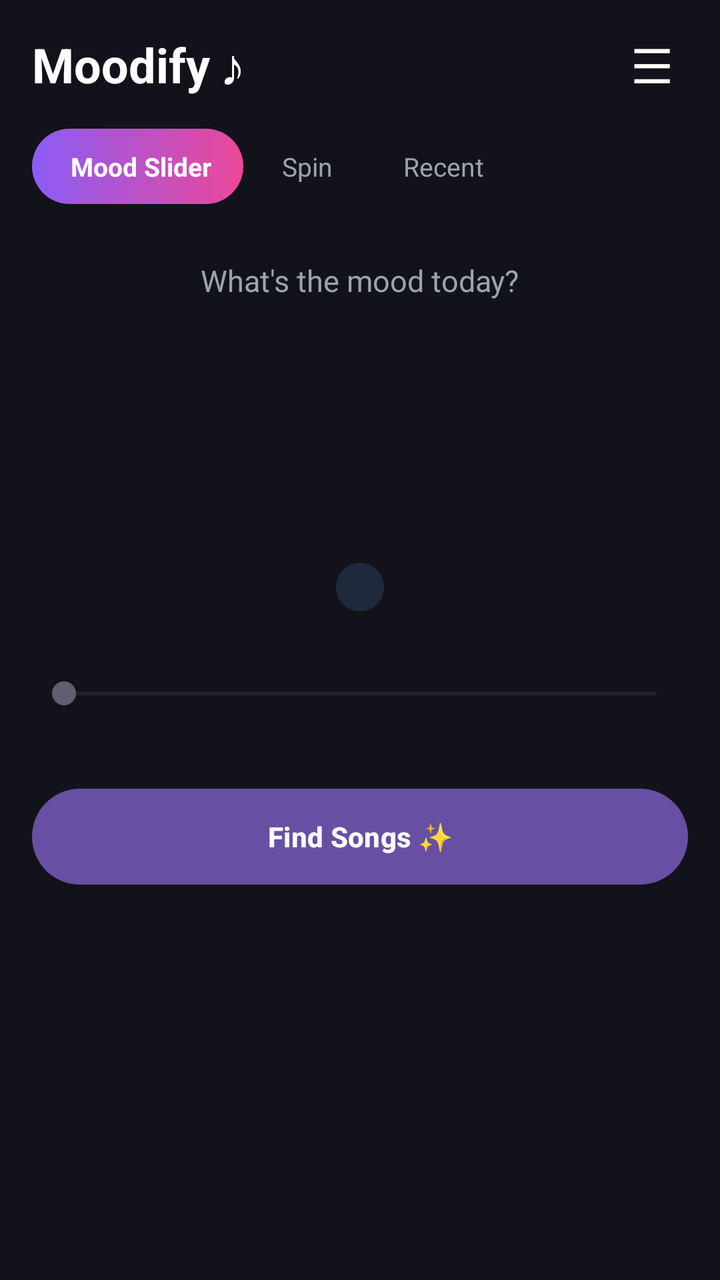
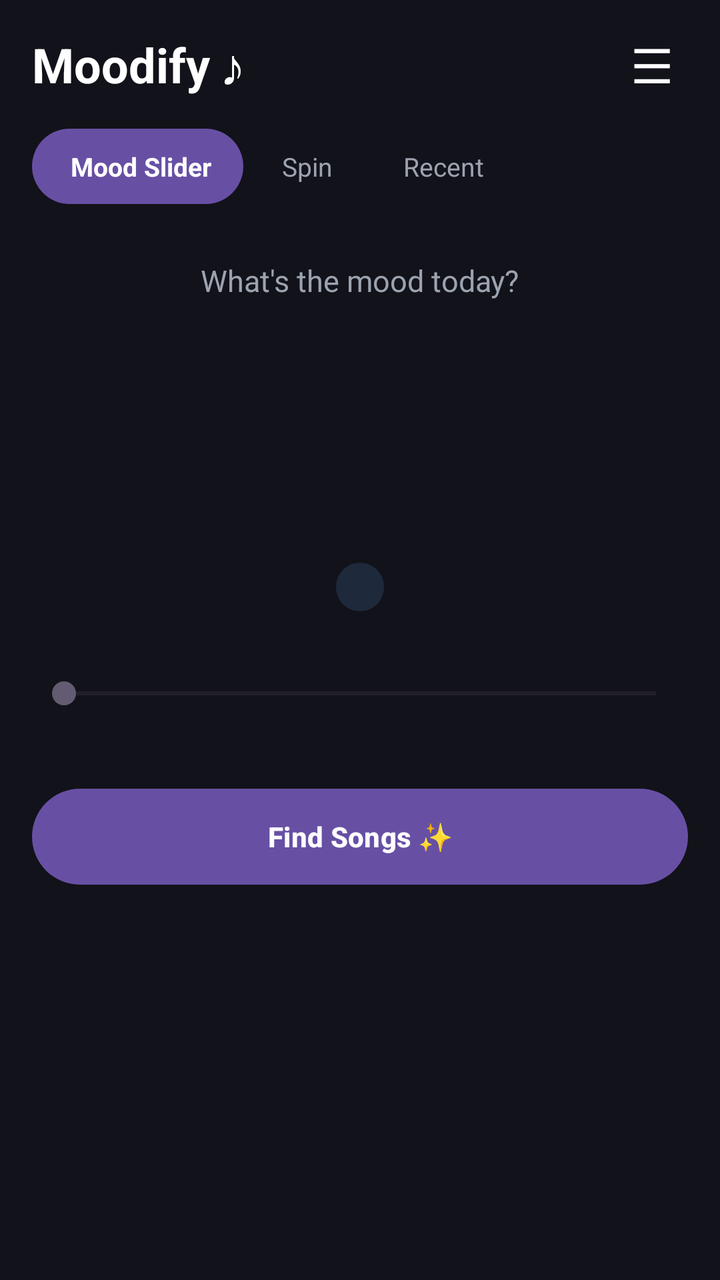

Before-and-after screenshots of an Android layout around one commit, followed by the original layout XML and the change that was made.
<!-- AndroidManifest.xml: application theme Theme.Moodify -->
<!-- res/layout/activity_main.xml -->
<?xml version="1.0" encoding="utf-8"?>
<FrameLayout xmlns:android="http://schemas.android.com/apk/res/android"
    xmlns:app="http://schemas.android.com/apk/res-auto"
    xmlns:tools="http://schemas.android.com/tools"
    android:layout_width="match_parent"
    android:layout_height="match_parent">

    <androidx.constraintlayout.widget.ConstraintLayout xmlns:android="http://schemas.android.com/apk/res/android"
        xmlns:app="http://schemas.android.com/apk/res-auto"
        xmlns:tools="http://schemas.android.com/tools"
        android:id="@+id/mainContentRoot"
        android:layout_width="match_parent"
        android:layout_height="match_parent"
        android:background="#12121A"
        android:padding="16dp"
        tools:context=".MainActivity">

        <TextView
            android:id="@+id/textAppTitle"
            android:layout_width="wrap_content"
            android:layout_height="wrap_content"
            android:text="Moodify"
            android:textColor="#FFFFFF"
            android:textSize="24sp"
            android:textStyle="bold"
            app:layout_constraintTop_toTopOf="parent"
            app:layout_constraintStart_toStartOf="parent" />

        <TextView
            android:id="@+id/textTitleNote"
            android:layout_width="wrap_content"
            android:layout_height="wrap_content"
            android:text="\u266A"
            android:textColor="#FFFFFF"
            android:textSize="26sp"
            android:layout_marginStart="6dp"
            app:layout_constraintTop_toTopOf="@id/textAppTitle"
            app:layout_constraintBottom_toBottomOf="@id/textAppTitle"
            app:layout_constraintStart_toEndOf="@id/textAppTitle" />

        <TextView
            android:id="@+id/buttonMenu"
            android:layout_width="wrap_content"
            android:layout_height="wrap_content"
            android:text="\u2630"
            android:textColor="#FFFFFF"
            android:textSize="24sp"
            android:padding="8dp"
            android:clickable="true"
            android:focusable="true"
            android:background="?attr/selectableItemBackgroundBorderless"
            app:layout_constraintTop_toTopOf="@id/textAppTitle"
            app:layout_constraintBottom_toBottomOf="@id/textAppTitle"
            app:layout_constraintEnd_toEndOf="parent" />

        <LinearLayout
            android:id="@+id/tabRow"
            android:layout_width="match_parent"
            android:layout_height="wrap_content"
            android:orientation="horizontal"
            android:layout_marginTop="16dp"
            app:layout_constraintTop_toBottomOf="@id/textAppTitle"
            app:layout_constraintStart_toStartOf="parent"
            app:layout_constraintEnd_toEndOf="parent">

            <TextView
                android:id="@+id/tabMoodSlider"
                android:layout_width="wrap_content"
                android:layout_height="wrap_content"
                android:text="\uD83C\uDF9A Mood Slider"
                android:textColor="#FFFFFF"
                android:textSize="13sp"
                android:textStyle="bold"
                android:background="@drawable/bg_gradient_pill"
                android:paddingStart="16dp"
                android:paddingEnd="16dp"
                android:paddingTop="10dp"
                android:paddingBottom="10dp" />

            <TextView
                android:id="@+id/tabSpin"
                android:layout_width="wrap_content"
                android:layout_height="wrap_content"
                android:text="\uD83C\uDFA1 Spin"
                android:textColor="#9CA3AF"
                android:textSize="13sp"
                android:paddingStart="16dp"
                android:paddingEnd="16dp"
                android:paddingTop="10dp"
                android:paddingBottom="10dp" />

            <TextView
                android:id="@+id/tabRecent"
                android:layout_width="wrap_content"
                android:layout_height="wrap_content"
                android:text="\uD83D\uDD52 Recent"
                android:textColor="#9CA3AF"
                android:textSize="13sp"
                android:paddingStart="16dp"
                android:paddingEnd="16dp"
                android:paddingTop="10dp"
                android:paddingBottom="10dp" />

        </LinearLayout>

        
        <LinearLayout
            android:id="@+id/layoutMoodPicker"
            android:layout_width="0dp"
            android:layout_height="0dp"
            android:orientation="vertical"
            android:gravity="center_horizontal"
            android:layout_marginTop="16dp"
            app:layout_constraintTop_toBottomOf="@id/tabRow"
            app:layout_constraintBottom_toBottomOf="parent"
            app:layout_constraintStart_toStartOf="parent"
            app:layout_constraintEnd_toEndOf="parent">

            <TextView
                android:layout_width="wrap_content"
                android:layout_height="wrap_content"
                android:text="What's the mood today?"
                android:textColor="#9CA3AF"
                android:textSize="15sp"
                android:layout_marginTop="12dp" />

            <TextView
                android:id="@+id/textBigEmoji"
                android:layout_width="wrap_content"
                android:layout_height="wrap_content"
                android:textSize="56sp"
                android:layout_marginTop="12dp" />

            <TextView
                android:id="@+id/textMoodName"
                android:layout_width="wrap_content"
                android:layout_height="wrap_content"
                android:textColor="#FFFFFF"
                android:textSize="24sp"
                android:textStyle="bold"
                android:layout_marginTop="4dp" />

            <TextView
                android:id="@+id/textGenreTag"
                android:layout_width="wrap_content"
                android:layout_height="wrap_content"
                android:textColor="#60A5FA"
                android:textSize="12sp"
                android:background="@drawable/bg_pill"
                android:paddingStart="12dp"
                android:paddingEnd="12dp"
                android:paddingTop="4dp"
                android:paddingBottom="4dp"
                android:layout_marginTop="8dp" />

            <LinearLayout
                android:id="@+id/layoutEmojiRow"
                android:layout_width="match_parent"
                android:layout_height="wrap_content"
                android:orientation="horizontal"
                android:gravity="center"
                android:layout_marginTop="20dp" />

            <SeekBar
                android:id="@+id/seekBarMood"
                android:layout_width="match_parent"
                android:layout_height="wrap_content"
                android:layout_marginTop="12dp" />

            <LinearLayout
                android:layout_width="match_parent"
                android:layout_height="wrap_content"
                android:orientation="horizontal">

                <TextView
                    android:id="@+id/textSliderLabelStart"
                    android:layout_width="0dp"
                    android:layout_height="wrap_content"
                    android:layout_weight="1"
                    android:textColor="#9CA3AF"
                    android:textSize="11sp" />

                <TextView
                    android:id="@+id/textSliderLabelEnd"
                    android:layout_width="0dp"
                    android:layout_height="wrap_content"
                    android:layout_weight="1"
                    android:gravity="end"
                    android:textColor="#9CA3AF"
                    android:textSize="11sp" />

            </LinearLayout>

            <Button
                android:id="@+id/buttonFindSongs"
                android:layout_width="match_parent"
                android:layout_height="wrap_content"
                android:text="Find Songs \u2728"
                android:textColor="#FFFFFF"
                android:textStyle="bold"
                android:background="@drawable/bg_gradient_pill"
                android:layout_marginTop="24dp" />

        </LinearLayout>

        
        <LinearLayout
            android:id="@+id/layoutResults"
            android:layout_width="0dp"
            android:layout_height="0dp"
            android:orientation="vertical"
            android:visibility="gone"
            android:layout_marginTop="16dp"
            app:layout_constraintTop_toBottomOf="@id/tabRow"
            app:layout_constraintBottom_toBottomOf="parent"
            app:layout_constraintStart_toStartOf="parent"
            app:layout_constraintEnd_toEndOf="parent">

            <LinearLayout
                android:layout_width="match_parent"
                android:layout_height="wrap_content"
                android:orientation="horizontal"
                android:gravity="center_vertical">

                <TextView
                    android:id="@+id/textResultsHeader"
                    android:layout_width="0dp"
                    android:layout_height="wrap_content"
                    android:layout_weight="1"
                    android:textColor="#FFFFFF"
                    android:textSize="18sp"
                    android:textStyle="bold" />

                <TextView
                    android:id="@+id/textResultsGenreTag"
                    android:layout_width="wrap_content"
                    android:layout_height="wrap_content"
                    android:textColor="#60A5FA"
                    android:textSize="12sp"
                    android:background="@drawable/bg_pill"
                    android:paddingStart="12dp"
                    android:paddingEnd="12dp"
                    android:paddingTop="4dp"
                    android:paddingBottom="4dp" />

            </LinearLayout>

            <ProgressBar
                android:id="@+id/progressLoading"
                android:layout_width="40dp"
                android:layout_height="40dp"
                android:layout_gravity="center_horizontal"
                android:layout_marginTop="32dp"
                android:indeterminateTint="#8B5CF6"
                android:visibility="gone" />

            <TextView
                android:id="@+id/textResultsMessage"
                android:layout_width="match_parent"
                android:layout_height="wrap_content"
                android:layout_marginTop="24dp"
                android:gravity="center"
                android:textColor="#9CA3AF"
                android:textSize="14sp"
                android:visibility="gone" />

            <androidx.recyclerview.widget.RecyclerView
                android:id="@+id/recyclerViewSongs"
                android:layout_width="match_parent"
                android:layout_height="0dp"
                android:layout_weight="1"
                android:layout_marginTop="12dp" />

            <Button
                android:id="@+id/buttonShuffleAgain"
                android:layout_width="match_parent"
                android:layout_height="wrap_content"
                android:text="\uD83D\uDD04 Shuffle Again"
                android:textColor="#FFFFFF"
                android:background="@drawable/btn_outline"
                android:layout_marginTop="12dp" />

        </LinearLayout>

        
        <LinearLayout
            android:id="@+id/layoutRecent"
            android:layout_width="0dp"
            android:layout_height="0dp"
            android:orientation="vertical"
            android:visibility="gone"
            android:layout_marginTop="16dp"
            app:layout_constraintTop_toBottomOf="@id/tabRow"
            app:layout_constraintBottom_toBottomOf="parent"
            app:layout_constraintStart_toStartOf="parent"
            app:layout_constraintEnd_toEndOf="parent">

            <TextView
                android:layout_width="wrap_content"
                android:layout_height="wrap_content"
                android:text="Recent Moods"
                android:textColor="#FFFFFF"
                android:textSize="18sp"
                android:textStyle="bold" />

            <TextView
                android:id="@+id/textRecentEmpty"
                android:layout_width="wrap_content"
                android:layout_height="wrap_content"
                android:layout_marginTop="24dp"
                android:text="No recent moods yet. Find some songs to see them here."
                android:textColor="#9CA3AF"
                android:textSize="14sp"
                android:visibility="gone" />

            <LinearLayout
                android:id="@+id/layoutRecentList"
                android:layout_width="match_parent"
                android:layout_height="wrap_content"
                android:orientation="vertical"
                android:layout_marginTop="12dp" />

        </LinearLayout>

    </androidx.constraintlayout.widget.ConstraintLayout>

    <FrameLayout
        android:id="@+id/fragmentContainerOnboarding"
        android:layout_width="match_parent"
        android:layout_height="match_parent"
        android:visibility="gone" />


</FrameLayout>
<!-- resources referenced by this layout -->
<resources>
  <!-- drawable bg_gradient_pill (drawable) -->
  <?xml version="1.0" encoding="utf-8"?>
  <shape xmlns:android="http://schemas.android.com/apk/res/android"
      android:shape="rectangle">
      <corners android:radius="24dp" />
      <gradient
          android:startColor="#8B5CF6"
          android:endColor="#EC4899"
          android:angle="0" />
  </shape>
  <!-- drawable bg_pill (drawable) -->
  <?xml version="1.0" encoding="utf-8"?>
  <shape xmlns:android="http://schemas.android.com/apk/res/android"
      android:shape="rectangle">
      <corners android:radius="12dp" />
      <solid android:color="#1E293B" />
  </shape>
  <!-- drawable btn_outline (drawable) -->
  <?xml version="1.0" encoding="utf-8"?>
  <shape xmlns:android="http://schemas.android.com/apk/res/android"
      android:shape="rectangle">
      <corners android:radius="24dp" />
      <stroke android:width="1dp" android:color="#FFFFFF" />
      <solid android:color="#00000000" />
  </shape>
  <style name="Theme.Moodify" parent="Base.Theme.Moodify" />
  <style name="Base.Theme.Moodify" parent="Theme.Material3.DayNight.NoActionBar">
          
          
      </style>
</resources>

<!-- the commit's change to res/layout/activity_main.xml (unified diff, before → after) -->
@@ -322,6 +322,67 @@
 
         </LinearLayout>
 
+        
+        <LinearLayout
+            android:id="@+id/layoutSpin"
+            android:layout_width="0dp"
+            android:layout_height="0dp"
+            android:orientation="vertical"
+            android:gravity="center_horizontal"
+            android:visibility="gone"
+            android:layout_marginTop="16dp"
+            app:layout_constraintTop_toBottomOf="@id/tabRow"
+            app:layout_constraintBottom_toBottomOf="parent"
+            app:layout_constraintStart_toStartOf="parent"
+            app:layout_constraintEnd_toEndOf="parent">
+
+            <TextView
+                android:layout_width="wrap_content"
+                android:layout_height="wrap_content"
+                android:text="Can't decide? Let the wheel pick."
+                android:textColor="#9CA3AF"
+                android:textSize="15sp" />
+
+            <com.example.moodify.MoodWheelView
+                android:id="@+id/moodWheel"
+                android:layout_width="match_parent"
+                android:layout_height="wrap_content"
+                android:layout_marginTop="12dp"
+                android:layout_marginStart="16dp"
+                android:layout_marginEnd="16dp" />
+
+            <TextView
+                android:id="@+id/textSpinResult"
+                android:layout_width="wrap_content"
+                android:layout_height="wrap_content"
+                android:layout_marginTop="12dp"
+                android:text=" "
+                android:textColor="#FFFFFF"
+                android:textSize="20sp"
+                android:textStyle="bold" />
+
+            <Button
+                android:id="@+id/buttonSpin"
+                android:layout_width="match_parent"
+                android:layout_height="wrap_content"
+                android:layout_marginTop="12dp"
+                android:text="Spin &#127905;"
+                android:textColor="#FFFFFF"
+                android:textStyle="bold"
+                android:background="@drawable/bg_gradient_pill" />
+
+            <Button
+                android:id="@+id/buttonSpinFindSongs"
+                android:layout_width="match_parent"
+                android:layout_height="wrap_content"
+                android:layout_marginTop="10dp"
+                android:text="Find Songs \u2728"
+                android:textColor="#FFFFFF"
+                android:background="@drawable/btn_outline"
+                android:visibility="gone" />
+
+        </LinearLayout>
+
     </androidx.constraintlayout.widget.ConstraintLayout>
 
     <FrameLayout
<!-- resource entries referenced after the edit -->
@@ -5,10 +5,7 @@
   <shape xmlns:android="http://schemas.android.com/apk/res/android"
       android:shape="rectangle">
       <corners android:radius="24dp" />
-      <gradient
-          android:startColor="#8B5CF6"
-          android:endColor="#EC4899"
-          android:angle="0" />
+      <solid android:color="?attr/colorPrimary" />
   </shape>
   <!-- drawable bg_pill (drawable) -->
   <?xml version="1.0" encoding="utf-8"?>
